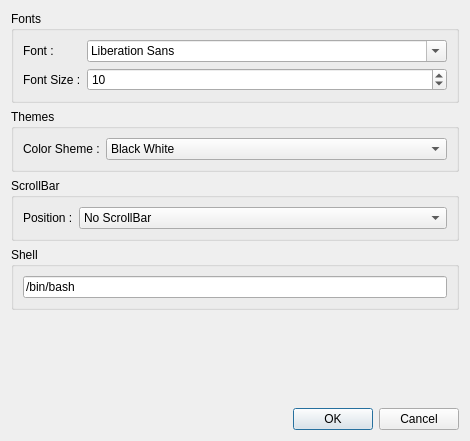
This is elokab-terminal/settingdialog.ui in zakariakov/elokab-terminal as Qt 5 draws it before an edit. The edited form follows.
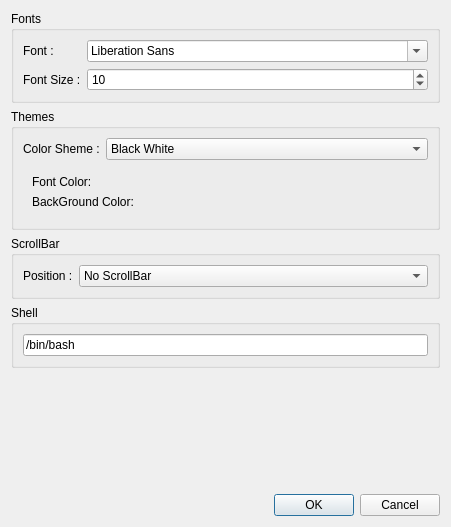
This is the edited form.

Commit message: add costum color

What changed in the file:
```diff
--- a/elokab-terminal/settingdialog.ui
+++ b/elokab-terminal/settingdialog.ui
@@ -6,8 +6,8 @@
    <rect>
     <x>0</x>
     <y>0</y>
-    <width>470</width>
-    <height>441</height>
+    <width>451</width>
+    <height>527</height>
    </rect>
   </property>
   <property name="windowTitle">
@@ -70,6 +70,8 @@
      <property name="title">
       <string>Themes</string>
      </property>
+     <layout class="QVBoxLayout" name="verticalLayout_3">
+      <item>
      <layout class="QHBoxLayout" name="horizontalLayout">
       <item>
        <widget class="QLabel" name="label_3">
@@ -101,6 +103,41 @@
           <string>Light Yellow Black</string>
          </property>
         </item>
+          <item>
+           <property name="text">
+            <string>Costum Color</string>
+           </property>
+          </item>
+         </widget>
+        </item>
+       </layout>
+      </item>
+      <item>
+       <widget class="QWidget" name="widgetCostumColor" native="true">
+        <layout class="QVBoxLayout" name="verticalLayout_2">
+         <item>
+          <layout class="QHBoxLayout" name="hLayoutForColor">
+           <item>
+            <widget class="QLabel" name="label_5">
+             <property name="text">
+              <string>Font Color:</string>
+             </property>
+            </widget>
+           </item>
+          </layout>
+         </item>
+         <item>
+          <layout class="QHBoxLayout" name="hLayoutBackColor">
+           <item>
+            <widget class="QLabel" name="label_6">
+             <property name="text">
+              <string>BackGround Color:</string>
+             </property>
+            </widget>
+           </item>
+          </layout>
+         </item>
+        </layout>
        </widget>
       </item>
      </layout>
```
Lines whose indentation alone changed are shown as unchanged. The commit also changes 17 other files.
